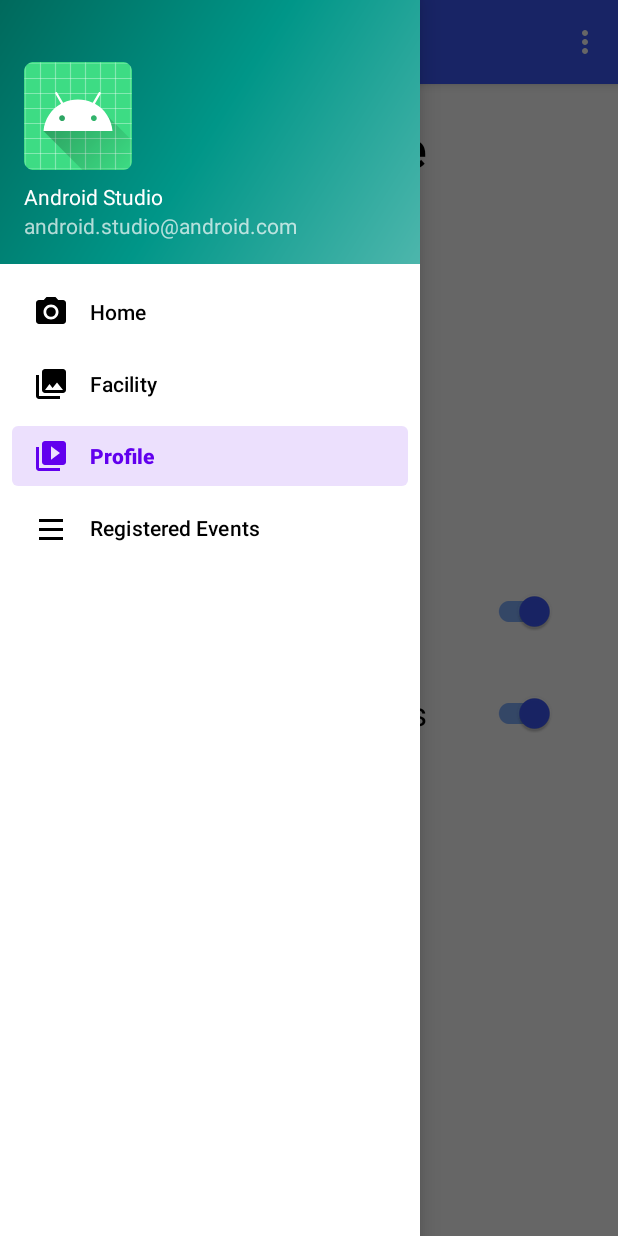
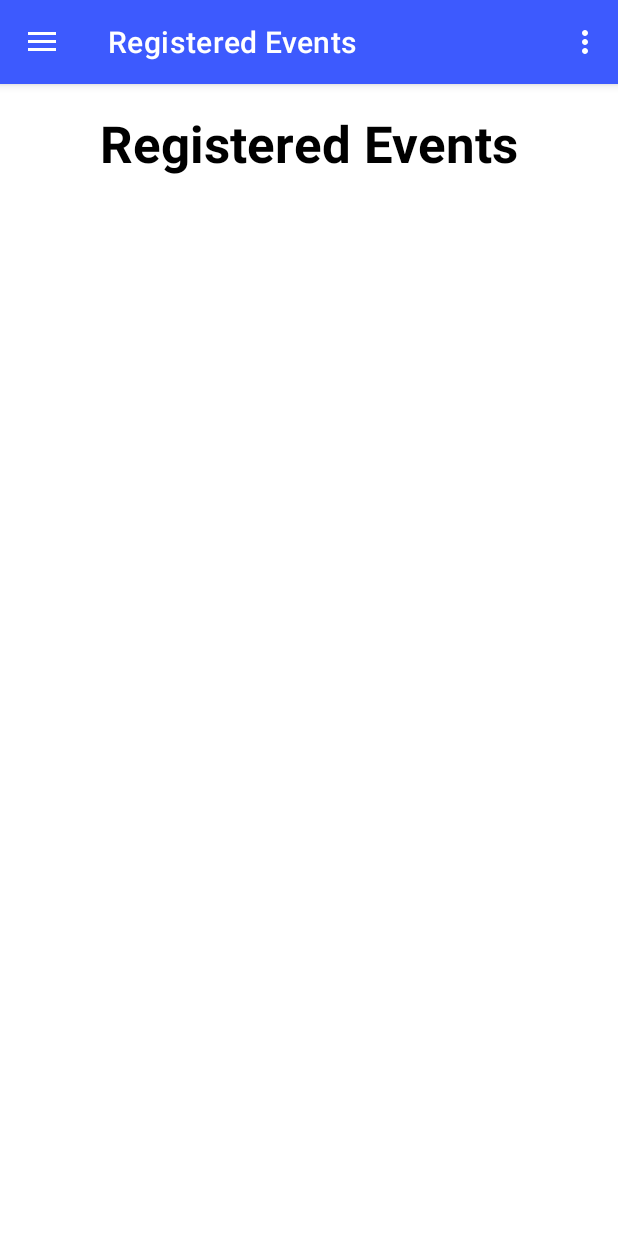
Before and after one commit to CMPUT301F24employ/employ-events, an Android app: the screen it shows after launch (MainActivity), in the side drawer, after a tap on "Registered Events", on a phone screen of 412 x 824 dp. Run offline under Robolectric (Android 15) with nearby library versions, the phone set to English and light mode, and no system bars; our stand-ins replace Firebase (no records; nobody signed in at launch, a user with empty details on screens opened directly), navigation-ui.

Commit message:
updated mobile_navigation.xml

```diff
--- a/app/src/main/res/navigation/mobile_navigation.xml
+++ b/app/src/main/res/navigation/mobile_navigation.xml
@@ -32,4 +32,10 @@
         android:name="com.example.employ_events.AddEventFragment"
         android:label="Add Event"
         tools:layout="@layout/add_event" />
+
+    <fragment
+        android:id="@+id/nav_list"
+        android:name="com.example.employ_events.ui.registeredEvents.RegisteredEventsFragment"
+        android:label="Registered Events"
+        tools:layout="@layout/fragment_registered_events" />
 </navigation>
```
